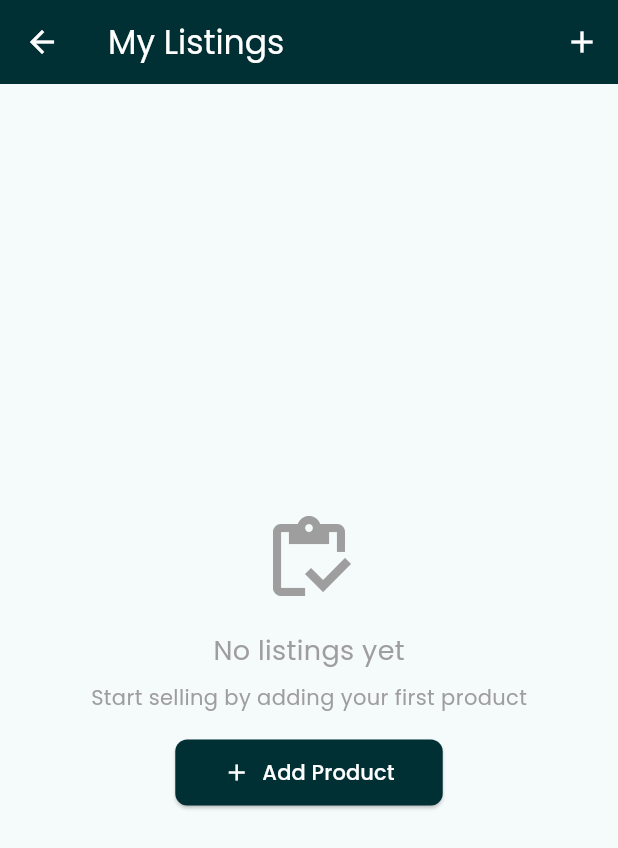
After one commit to marvickps/Rebuy, a Flutter app: the MyListingScreen screen opened by its route, on a phone screen of 412 x 824 dp. The commit adds this screen. Shown: the top 848 px of the screen. Run offline on Flutter 3.47's test engine with Material 3 defaults, Android fonts, the phone set to English and light mode, and no system bars; our stand-ins replace cached_network_image, cloud_firestore, firebase_auth, firebase_core, firebase_storage, google_fonts and 5 more; accounts and stored records are empty.

Commit message:
my listing done

```diff
--- a/lib/main.dart
+++ b/lib/main.dart
@@ -4,6 +4,7 @@ import 'package:provider/provider.dart';
 import 'package:google_fonts/google_fonts.dart';
 import 'package:rebuy/providers/favorite_provider.dart';
 import 'package:rebuy/providers/offer_provider.dart';
+import 'package:rebuy/screens/home/components/listing_screen.dart';
 import 'package:rebuy/screens/product/offer_management.dart';
 
 import 'providers/auth_provider.dart';
@@ -121,7 +122,7 @@ class MyApp extends StatelessWidget {
           '/add-product': (context) => const AddProductScreen(),
           '/offers': (context) => const OffersScreen(),
           // Remove the simple product-detail route since we're using onGenerateRoute
-          // '/product-detail': (context) => ProductDetailScreen(),
+          '/my_product': (context) => MyListingScreen(),
           '/chat-list': (context) => const ChatListScreen(),
           // '/chat': (context) => const ChatScreen(),
           // '/profile': (context) => const ProfileScreen(),
--- /dev/null
+++ b/lib/screens/home/components/listing_screen.dart
@@ -0,0 +1,503 @@
+import 'package:flutter/material.dart';
+import 'package:provider/provider.dart';
+import 'package:cached_network_image/cached_network_image.dart';
+import '../../../models/product_model.dart';
+import '../../../providers/auth_provider.dart';
+import '../../../providers/product_provider.dart';
+import '../../product/product_detail_screen.dart';
+
+class MyListingScreen extends StatefulWidget {
+  const MyListingScreen({super.key});
+
+  @override
+  State<MyListingScreen> createState() => _MyListingScreenState();
+}
+
+class _MyListingScreenState extends State<MyListingScreen> {
+  @override
+  void initState() {
+    super.initState();
+    WidgetsBinding.instance.addPostFrameCallback((_) {
+      final authProvider = Provider.of<AuthProvider>(context, listen: false);
+      final productProvider = Provider.of<ProductProvider>(context, listen: false);
+
+      if (authProvider.user != null) {
+        productProvider.loadMyProducts(authProvider.user!.uid);
+      }
+    });
+  }
+
+  Future<void> _deleteProduct(ProductModel product) async {
+    final confirmed = await showDialog<bool>(
+      context: context,
+      builder: (context) => AlertDialog(
+        title: const Text('Delete Product'),
+        content: Text('Are you sure you want to delete "${product.title}"?'),
+        actions: [
+          TextButton(
+            onPressed: () => Navigator.pop(context, false),
+            child: const Text('Cancel'),
+          ),
+          TextButton(
+            onPressed: () => Navigator.pop(context, true),
+            style: TextButton.styleFrom(foregroundColor: Colors.red),
+            child: const Text('Delete'),
+          ),
+        ],
+      ),
+    );
+
+    if (confirmed == true) {
+      final productProvider = Provider.of<ProductProvider>(context, listen: false);
+
+      ScaffoldMessenger.of(context).showSnackBar(
+        const SnackBar(content: Text('Deleting product...')),
+      );
+
+      final success = await productProvider.deleteProduct(product.id);
+
+      if (success) {
+        ScaffoldMessenger.of(context).showSnackBar(
+          const SnackBar(
+            content: Text('Product deleted successfully'),
+            backgroundColor: Colors.green,
+          ),
+        );
+      } else {
+        ScaffoldMessenger.of(context).showSnackBar(
+          SnackBar(
+            content: Text('Failed to delete product: ${productProvider.errorMessage}'),
+            backgroundColor: Colors.red,
+          ),
+        );
+      }
+    }
+  }
+
+  Future<void> _toggleAvailability(ProductModel product) async {
+    final productProvider = Provider.of<ProductProvider>(context, listen: false);
+
+    final updatedProduct = product.copyWith(
+      isAvailable: !product.isAvailable,
+    );
+
+    final success = await productProvider.updateProduct(updatedProduct);
+
+    if (success) {
+      ScaffoldMessenger.of(context).showSnackBar(
+        SnackBar(
+          content: Text(
+            updatedProduct.isAvailable
+                ? 'Product marked as available'
+                : 'Product marked as sold',
+          ),
+          backgroundColor: Colors.green,
+        ),
+      );
+    } else {
+      ScaffoldMessenger.of(context).showSnackBar(
+        SnackBar(
+          content: Text('Failed to update product: ${productProvider.errorMessage}'),
+          backgroundColor: Colors.red,
+        ),
+      );
+    }
+  }
+
+  Widget _buildProductCard(ProductModel product) {
+    return Card(
+      elevation: 2,
+      margin: const EdgeInsets.symmetric(horizontal: 16, vertical: 8),
+      shape: RoundedRectangleBorder(borderRadius: BorderRadius.circular(12)),
+      child: InkWell(
+        onTap: () {
+          Navigator.push(
+            context,
+            MaterialPageRoute(
+              builder: (context) => ProductDetailScreen(productId: product.id),
+            ),
+          );
+        },
+        borderRadius: BorderRadius.circular(12),
+        child: Padding(
+          padding: const EdgeInsets.all(12),
+          child: Row(
+            crossAxisAlignment: CrossAxisAlignment.start,
+            children: [
+              // Product Image
+              ClipRRect(
+                borderRadius: BorderRadius.circular(8),
+                child: SizedBox(
+                  width: 80,
+                  height: 80,
+                  child: product.imageUrls.isNotEmpty
+                      ? CachedNetworkImage(
+                    imageUrl: product.imageUrls.first,
+                    fit: BoxFit.cover,
+                    placeholder: (context, url) => Container(
+                      color: Colors.grey[200],
+                      child: const Center(
+                        child: CircularProgressIndicator(strokeWidth: 2),
+                      ),
+                    ),
+                    errorWidget: (context, url, error) => Container(
+                      color: Colors.grey[200],
+                      child: const Icon(Icons.image_not_supported,
+                          color: Colors.grey),
+                    ),
+                  )
+                      : Container(
+                    color: Colors.grey[200],
+                    child: const Icon(Icons.image_not_supported,
+                        color: Colors.grey),
+                  ),
+                ),
+              ),
+
+              const SizedBox(width: 12),
+
+              // Product Details
+              Expanded(
+                child: Column(
+                  crossAxisAlignment: CrossAxisAlignment.start,
+                  children: [
+                    Row(
+                      children: [
+                        Expanded(
+                          child: Text(
+                            product.title,
+                            style: const TextStyle(
+                              fontWeight: FontWeight.w600,
+                              fontSize: 16,
+                            ),
+                            maxLines: 2,
+                            overflow: TextOverflow.ellipsis,
+                          ),
+                        ),
+                        Container(
+                          padding: const EdgeInsets.symmetric(
+                              horizontal: 8, vertical: 4),
+                          decoration: BoxDecoration(
+                            color: product.isAvailable
+                                ? Colors.green.withOpacity(0.1)
+                                : Colors.red.withOpacity(0.1),
+                            borderRadius: BorderRadius.circular(12),
+                          ),
+                          child: Text(
+                            product.isAvailable ? 'Available' : 'Sold',
+                            style: TextStyle(
+                              color: product.isAvailable ? Colors.green : Colors.red,
+                              fontSize: 12,
+                              fontWeight: FontWeight.w500,
+                            ),
+                          ),
+                        ),
+                      ],
+                    ),
+
+                    const SizedBox(height: 4),
+
+                    Text(
+                      '₹${product.price.toStringAsFixed(0)}',
+                      style: const TextStyle(
+                        fontWeight: FontWeight.bold,
+                        fontSize: 18,
+                        color: Color(0xFF002F34),
+                      ),
+                    ),
+
+                    const SizedBox(height: 4),
+
+                    Row(
+                      children: [
+                        Container(
+                          padding: const EdgeInsets.symmetric(
+                              horizontal: 6, vertical: 2),
+                          decoration: BoxDecoration(
+                            color: Colors.grey[200],
+                            borderRadius: BorderRadius.circular(8),
+                          ),
+                          child: Text(
+                            product.categoryDisplayName,
+                            style: const TextStyle(fontSize: 10, color: Colors.grey),
+                          ),
+                        ),
+                        const SizedBox(width: 8),
+                        const Icon(Icons.visibility, size: 12, color: Colors.grey),
+                        const SizedBox(width: 2),
+                        Text(
+                          '${product.views}',
+                          style: const TextStyle(fontSize: 12, color: Colors.grey),
+                        ),
+                      ],
+                    ),
+
+                    const SizedBox(height: 8),
+
+                    Row(
+                      children: [
+                        const Icon(Icons.location_on_outlined,
+                            size: 12, color: Colors.grey),
+                        const SizedBox(width: 2),
+                        Expanded(
+                          child: Text(
+                            product.location,
+                            style: const TextStyle(fontSize: 12, color: Colors.grey),
+                            maxLines: 1,
+                            overflow: TextOverflow.ellipsis,
+                          ),
+                        ),
+                        Text(
+                          _formatDate(product.createdAt),
+                          style: const TextStyle(fontSize: 12, color: Colors.grey),
+                        ),
+                      ],
+                    ),
+                  ],
+                ),
+              ),
+
+              // Action Menu
+              PopupMenuButton<String>(
+                onSelected: (value) {
+                  switch (value) {
+                    case 'toggle_availability':
+                      _toggleAvailability(product);
+                      break;
+                    case 'delete':
+                      _deleteProduct(product);
+                      break;
+                  }
+                },
+                itemBuilder: (context) => [
+                  PopupMenuItem(
+                    value: 'toggle_availability',
+                    child: Row(
+                      children: [
+                        Icon(
+                          product.isAvailable ? Icons.visibility_off : Icons.visibility,
+                          size: 18,
+                        ),
+                        const SizedBox(width: 8),
+                        Text(product.isAvailable ? 'Mark as Sold' : 'Mark as Available'),
+                      ],
+                    ),
+                  ),
+                  const PopupMenuItem(
+                    value: 'delete',
+                    child: Row(
+                      children: [
+                        Icon(Icons.delete, size: 18, color: Colors.red),
+                        SizedBox(width: 8),
+                        Text('Delete', style: TextStyle(color: Colors.red)),
+                      ],
+                    ),
+                  ),
+                ],
+              ),
+            ],
+          ),
+        ),
+      ),
+    );
+  }
+
+  String _formatDate(DateTime date) {
+    final now = DateTime.now();
+    final difference = now.difference(date);
+
+    if (difference.inDays > 0) {
+      return '${difference.inDays}d ago';
+    } else if (difference.inHours > 0) {
+      return '${difference.inHours}h ago';
+    } else if (difference.inMinutes > 0) {
+      return '${difference.inMinutes}m ago';
+    } else {
+      return 'Just now';
+    }
+  }
+
+  @override
+  Widget build(BuildContext context) {
+    return Scaffold(
+      appBar: AppBar(
+        title: const Text('My Listings'),
+        actions: [
+          IconButton(
+            icon: const Icon(Icons.add),
+            onPressed: () {
+              Navigator.pushNamed(context, '/add-product');
+            },
+          ),
+        ],
+      ),
+      body: Consumer<ProductProvider>(
+        builder: (context, productProvider, child) {
+          if (productProvider.isLoading) {
+            return const Center(
+              child: Column(
+                mainAxisAlignment: MainAxisAlignment.center,
+                children: [
+                  CircularProgressIndicator(),
+                  SizedBox(height: 16),
+                  Text('Loading your listings...'),
+                ],
+              ),
+            );
+          }
+
+          if (productProvider.errorMessage.isNotEmpty) {
+            return Center(
+              child: Column(
+                mainAxisAlignment: MainAxisAlignment.center,
+                children: [
+                  const Icon(Icons.error_outline, size: 64, color: Colors.red),
+                  const SizedBox(height: 16),
+                  const Text(
+                    'Error loading listings',
+                    style: TextStyle(fontSize: 18, fontWeight: FontWeight.w600),
+                  ),
+                  const SizedBox(height: 8),
+                  Text(
+                    productProvider.errorMessage,
+                    textAlign: TextAlign.center,
+                    style: const TextStyle(color: Colors.grey),
+                  ),
+                  const SizedBox(height: 16),
+                  ElevatedButton(
+                    onPressed: () {
+                      final authProvider = Provider.of<AuthProvider>(context, listen: false);
+                      if (authProvider.user != null) {
+                        productProvider.loadMyProducts(authProvider.user!.uid);
+                      }
+                    },
+                    child: const Text('Retry'),
+                  ),
+                ],
+              ),
+            );
+          }
+
+          if (productProvider.myProducts.isEmpty) {
+            return Center(
+              child: Column(
+                mainAxisAlignment: MainAxisAlignment.center,
+                children: [
+                  const Icon(Icons.inventory_outlined, size: 64, color: Colors.grey),
+                  const SizedBox(height: 16),
+                  const Text(
+                    'No listings yet',
+                    style: TextStyle(fontSize: 18, color: Colors.grey),
+                  ),
+                  const SizedBox(height: 8),
+                  const Text(
+                    'Start selling by adding your first product',
+                    style: TextStyle(color: Colors.grey),
+                  ),
+                  const SizedBox(height: 16),
+                  ElevatedButton.icon(
+                    onPressed: () {
+                      Navigator.pushNamed(context, '/add-product');
+                    },
+                    icon: const Icon(Icons.add),
+                    label: const Text('Add Product'),
+                    style: ElevatedButton.styleFrom(
+                      backgroundColor: const Color(0xFF002F34),
+                      foregroundColor: Colors.white,
+                    ),
+                  ),
+                ],
+              ),
+            );
+          }
+
+          return RefreshIndicator(
+            onRefresh: () async {
+              final authProvider = Provider.of<AuthProvider>(context, listen: false);
+              if (authProvider.user != null) {
+                await productProvider.loadMyProducts(authProvider.user!.uid);
+              }
+            },
+            child: Column(
+              children: [
+                // Summary Card
+                Container(
+                  margin: const EdgeInsets.all(16),
+                  padding: const EdgeInsets.all(16),
+                  decoration: BoxDecoration(
+                    color: const Color(0xFF002F34),
+                    borderRadius: BorderRadius.circular(12),
+                  ),
+                  child: Row(
+                    mainAxisAlignment: MainAxisAlignment.spaceAround,
+                    children: [
+                      Column(
+                        children: [
+                          Text(
+                            '${productProvider.myProducts.length}',
+                            style: const TextStyle(
+                              color: Colors.white,
+                              fontSize: 24,
+                              fontWeight: FontWeight.bold,
+                            ),
+                          ),
+                          const Text(
+                            'Total Listings',
+                            style: TextStyle(color: Colors.white70, fontSize: 12),
+                          ),
+                        ],
+                      ),
+                      Column(
+                        children: [
+                          Text(
+                            '${productProvider.myProducts.where((p) => p.isAvailable).length}',
+                            style: const TextStyle(
+                              color: Colors.white,
+                              fontSize: 24,
+                              fontWeight: FontWeight.bold,
+                            ),
+                          ),
+                          const Text(
+                            'Available',
+                            style: TextStyle(color: Colors.white70, fontSize: 12),
+                          ),
+                        ],
+                      ),
+                      Column(
+                        children: [
+                          Text(
+                            '${productProvider.myProducts.where((p) => !p.isAvailable).length}',
+                            style: const TextStyle(
+                              color: Colors.white,
+                              fontSize: 24,
+                              fontWeight: FontWeight.bold,
+                            ),
+                          ),
+                          const Text(
+                            'Sold',
+                            style: TextStyle(color: Colors.white70, fontSize: 12),
+                          ),
+                        ],
+                      ),
+                    ],
+                  ),
+                ),
+
+                // Products List
+                Expanded(
+                  child: ListView.builder(
+                    itemCount: productProvider.myProducts.length,
+                    itemBuilder: (context, index) {
+                      final product = productProvider.myProducts[index];
+                      return _buildProductCard(product);
+                    },
+                  ),
+                ),
+              ],
+            ),
+          );
+        },
+      ),
+    );
+  }
+}
--- a/lib/screens/home/components/profile_tab.dart
+++ b/lib/screens/home/components/profile_tab.dart
@@ -58,7 +58,7 @@ class ProfileTab extends StatelessWidget {
                 title: const Text('My Listing'),
                 trailing: const Icon(Icons.arrow_forward_ios),
                 onTap: () {
-                  // Navigate to my Listing
+                  Navigator.pushNamed(context, '/my_product');
                 },
               ),
               ListTile(
```
